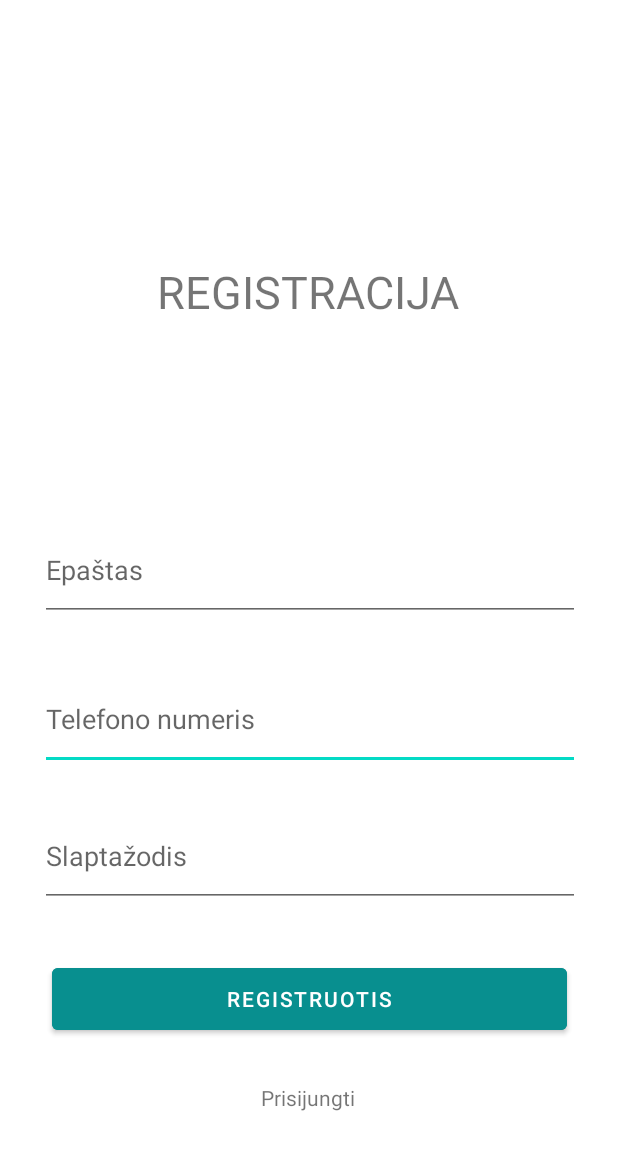
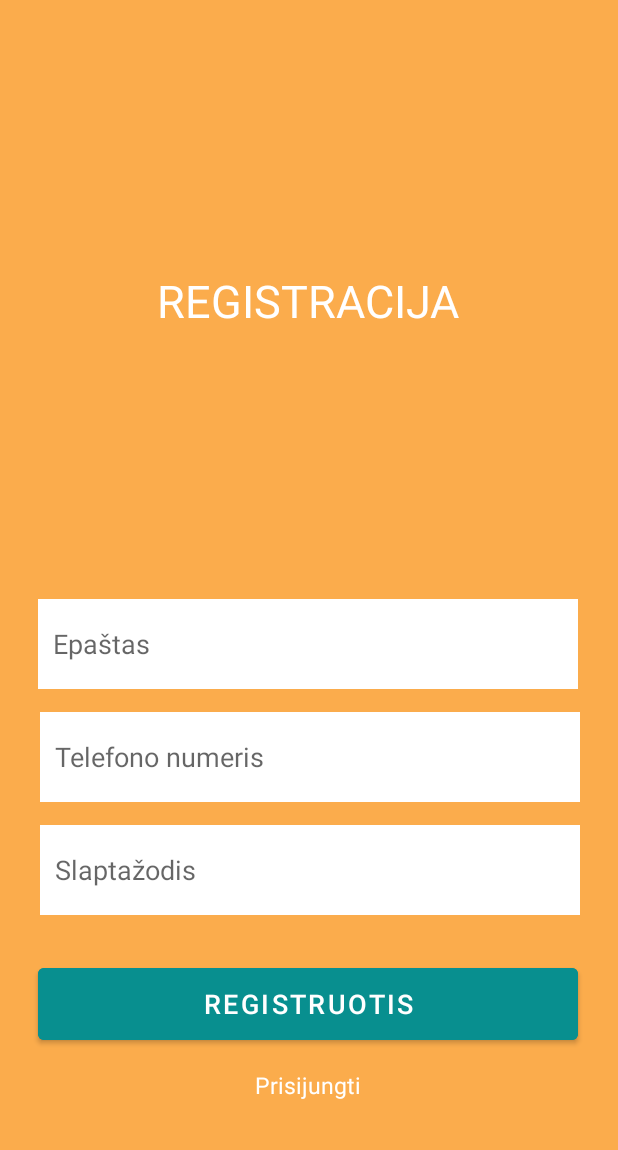
Before and after one commit to DominykasD/Arena, an Android app: the layout activity_register.xml on its own in the app's theme, with its tools: preview values and no code run, on a phone screen of 412 x 824 dp. Shown: the top 1150 px of the screen. Run offline under Robolectric (Android 15) with nearby library versions, the phone set to English and light mode, and no system bars.

Commit message:
Updated Login, Register design

```diff
--- a/app/src/main/AndroidManifest.xml
+++ b/app/src/main/AndroidManifest.xml
@@ -22,10 +22,12 @@
             android:theme="@style/AppBar.NoActionBar" />
         <activity
             android:name=".Register"
-            android:exported="false" />
+            android:exported="false"
+            android:theme="@style/AppBar.NoActionBar_LoginRegistration"/>
         <activity
             android:name=".MainActivity"
-            android:exported="true">
+            android:exported="true"
+            android:theme="@style/AppBar.NoActionBar_LoginRegistration">
             <intent-filter>
                 <action android:name="android.intent.action.MAIN" />
 
--- a/app/src/main/java/com/example/arena/MainActivity.java
+++ b/app/src/main/java/com/example/arena/MainActivity.java
@@ -53,8 +53,8 @@ public class MainActivity extends AppCompatActivity {
         button = (Button) findViewById(R.id.buttLogin);
 
         // setText for testing purposes
-        email.setText("test@arena.com");
-        password.setText("test");
+//        email.setText("test@arena.com");
+//        password.setText("test");
 
         button.setOnClickListener(new View.OnClickListener() {
             @Override
--- a/app/src/main/res/layout/activity_register.xml
+++ b/app/src/main/res/layout/activity_register.xml
@@ -4,6 +4,7 @@
     xmlns:tools="http://schemas.android.com/tools"
     android:layout_width="match_parent"
     android:layout_height="match_parent"
+    android:background="@drawable/load_screen_background"
     tools:context=".Register">
 
     <TextView
@@ -11,83 +12,95 @@
         android:layout_width="wrap_content"
         android:layout_height="wrap_content"
         android:text="REGISTRACIJA"
+        android:textColor="#fff"
         android:textSize="30dp"
         app:layout_constraintBottom_toBottomOf="parent"
         app:layout_constraintEnd_toEndOf="parent"
         app:layout_constraintHorizontal_bias="0.497"
         app:layout_constraintStart_toStartOf="parent"
         app:layout_constraintTop_toTopOf="parent"
-        app:layout_constraintVertical_bias="0.222" />
+        app:layout_constraintVertical_bias="0.23" />
 
     <Button
         android:id="@+id/buttRegister"
-        android:layout_width="343dp"
-        android:layout_height="53dp"
-        android:layout_marginTop="165dp"
+        android:layout_width="360dp"
+        android:layout_height="60dp"
         android:backgroundTint="#088F8F"
         android:text="Registruotis"
+        android:textColor="#fff"
+        android:textSize="18dp"
         app:layout_constraintBottom_toBottomOf="parent"
         app:layout_constraintEnd_toEndOf="parent"
+        app:layout_constraintHorizontal_bias="0.49"
         app:layout_constraintStart_toStartOf="parent"
-        app:layout_constraintTop_toTopOf="parent"
-        app:layout_constraintVertical_bias="0.783" />
+        app:layout_constraintTop_toBottomOf="@+id/editPswreg"
+        app:layout_constraintVertical_bias="0.19" />
 
     <TextView
         android:id="@+id/textLogin"
         android:layout_width="wrap_content"
         android:layout_height="wrap_content"
-        android:layout_marginTop="22dp"
         android:text="Prisijungti"
+        android:textColor="#fff"
+        android:textSize="15dp"
         app:layout_constraintBottom_toBottomOf="parent"
         app:layout_constraintEnd_toEndOf="parent"
         app:layout_constraintHorizontal_bias="0.498"
         app:layout_constraintStart_toStartOf="parent"
-        app:layout_constraintTop_toTopOf="parent"
-        app:layout_constraintVertical_bias="0.894" />
+        app:layout_constraintTop_toBottomOf="@+id/buttRegister"
+        app:layout_constraintVertical_bias="0.13" />
 
     <EditText
         android:id="@+id/editTelreg"
         android:layout_width="360dp"
-        android:layout_height="68dp"
+        android:layout_height="60dp"
+        android:layout_marginTop="15dp"
+
         android:layout_weight="1"
-
+        android:background="#fff"
         android:ems="10"
         android:hint="Telefono numeris"
         android:inputType="phone"
+        android:padding="10dp"
         app:layout_constraintBottom_toBottomOf="parent"
         app:layout_constraintEnd_toEndOf="parent"
         app:layout_constraintHorizontal_bias="0.509"
         app:layout_constraintStart_toStartOf="parent"
-        app:layout_constraintTop_toTopOf="parent"
-        app:layout_constraintVertical_bias="0.589" />
+        app:layout_constraintTop_toBottomOf="@+id/editEmailreg"
+        app:layout_constraintVertical_bias="0.0" />
 
     <EditText
         android:id="@+id/editEmailreg"
         android:layout_width="360dp"
-        android:layout_height="68dp"
+        android:layout_height="60dp"
         android:layout_weight="1"
 
+        android:background="#fff"
         android:ems="10"
         android:hint="Epaštas"
+        android:padding="10dp"
+        app:layout_constraintBottom_toBottomOf="parent"
+        app:layout_constraintEnd_toEndOf="parent"
+        app:layout_constraintHorizontal_bias="0.49"
+        app:layout_constraintStart_toStartOf="parent"
+        app:layout_constraintTop_toTopOf="parent"
+        app:layout_constraintVertical_bias="0.523" />
+
+    <EditText
+        android:id="@+id/editPswreg"
+        android:layout_width="360dp"
+        android:layout_height="60dp"
+        android:layout_marginTop="15dp"
+        android:background="#fff"
+        android:ems="10"
+        android:hint="Slaptažodis"
+        android:inputType="textPassword"
+        android:padding="10dp"
         app:layout_constraintBottom_toBottomOf="parent"
         app:layout_constraintEnd_toEndOf="parent"
         app:layout_constraintHorizontal_bias="0.509"
         app:layout_constraintStart_toStartOf="parent"
-        app:layout_constraintTop_toTopOf="parent"
-        app:layout_constraintVertical_bias="0.458" />
-
-    <EditText
-        android:id="@+id/editPswreg"
-        android:layout_width="360dp"
-        android:layout_height="68dp"
-        android:ems="10"
-        android:hint="Slaptažodis"
-        android:inputType="textPassword"
-        app:layout_constraintBottom_toBottomOf="parent"
-        app:layout_constraintEnd_toEndOf="parent"
-        app:layout_constraintHorizontal_bias="0.509"
-        app:layout_constraintStart_toStartOf="parent"
-        app:layout_constraintTop_toTopOf="parent"
-        app:layout_constraintVertical_bias="0.71" />
+        app:layout_constraintTop_toBottomOf="@+id/editTelreg"
+        app:layout_constraintVertical_bias="0.0" />
 
 </androidx.constraintlayout.widget.ConstraintLayout>
--- a/app/src/main/res/values/themes.xml
+++ b/app/src/main/res/values/themes.xml
@@ -27,6 +27,13 @@
         <item name="android:statusBarColor" tools:targetApi="l">#fff</item>
     </style>
 
+    <style name="AppBar.NoActionBar_LoginRegistration" parent="Theme.AppCompat.DayNight.NoActionBar">
+        <item name="colorPrimary">#fbac4c</item>
+        <item name="colorPrimaryVariant">#fbac4c</item>
+        <item name="android:editTextColor">#000</item>
+        <item name="android:statusBarColor" tools:targetApi="l">?attr/colorPrimaryVariant</item>
+    </style>
+
     <style name="Theme.Arena.AppBarOverlay" parent="ThemeOverlay.AppCompat.Dark.ActionBar" />
     <style name="Theme.Arena.PopupOverlay" parent="ThemeOverlay.AppCompat.Light" />
 </resources>
```
Also changed, not shown: app/src/main/res/layout/activity_main.xml (+28 -16 lines).
